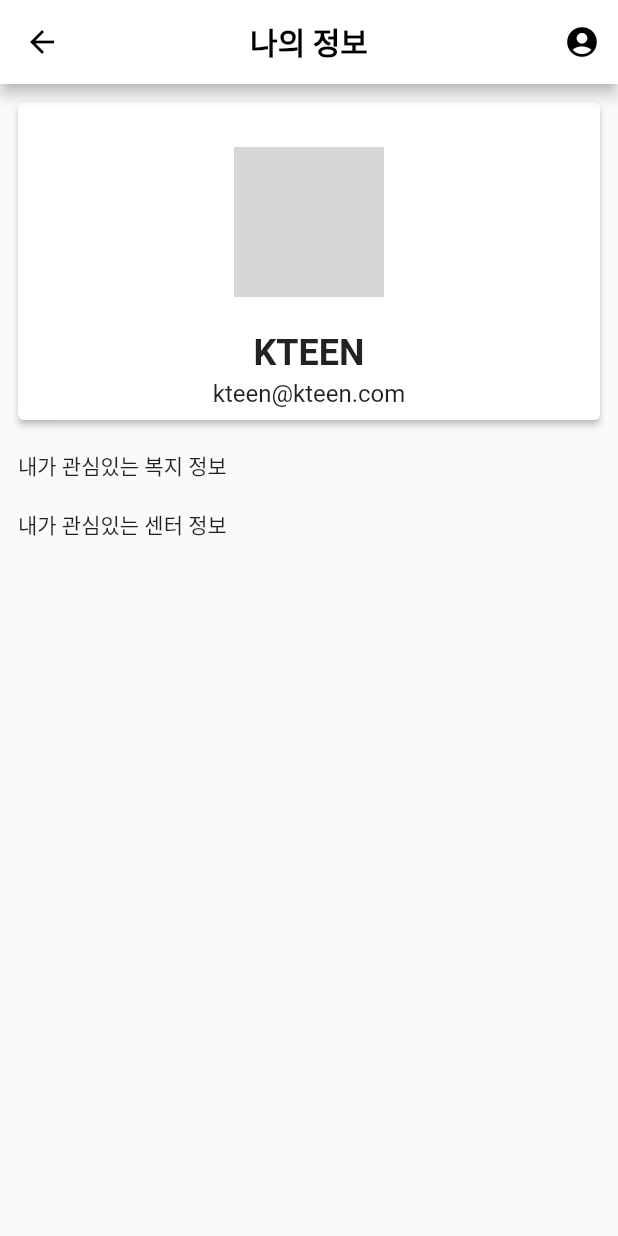
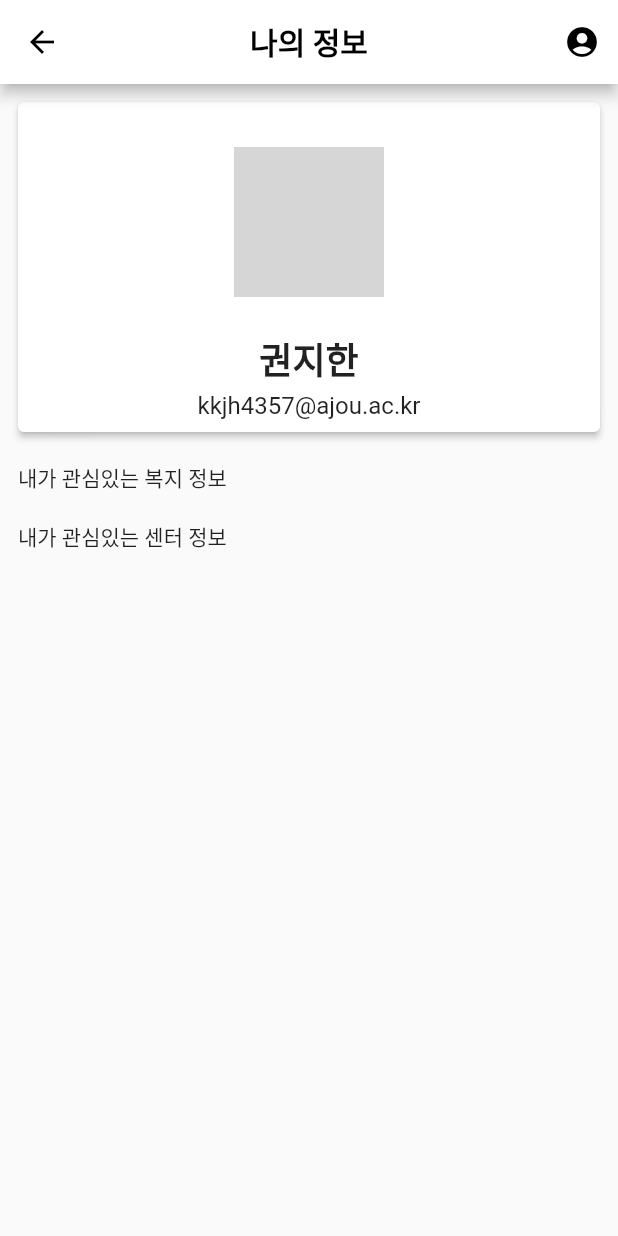
Before and after one commit to star-secret/KTEEN, a Flutter app: the AccountPage screen opened directly, on a phone screen of 412 x 824 dp. Run offline on Flutter 3.47's test engine with Material 2 defaults, Android fonts, the phone set to English and light mode, and no system bars; our stand-ins replace flutter_linkify, google_maps_flutter; network calls fail; grey boxes are pictures that could not be loaded.

```diff
--- a/kteen_app/lib/account_page.dart
+++ b/kteen_app/lib/account_page.dart
@@ -60,14 +60,14 @@ class _AccountPageState extends State<AccountPage> {
                       Padding(
                         padding: const EdgeInsets.fromLTRB(8.0, 8.0, 8.0, 4.0),
                         child: Text(
-                          'KTEEN',
+                          '권지한',
                           style: TextStyle(fontSize: 24.0, fontWeight: FontWeight.bold),
                         ),
                       ),
                       Padding(
                         padding: const EdgeInsets.fromLTRB(8.0, 0.0, 8.0, 8.0),
                         child: Text(
-                          'kteen@kteen.com',
+                          'kkjh4357@ajou.ac.kr',
                           style: TextStyle(fontSize: 16.0, fontWeight: FontWeight.normal),
                         ),
                       ),
```
Also changed, not shown: 2 other files.
